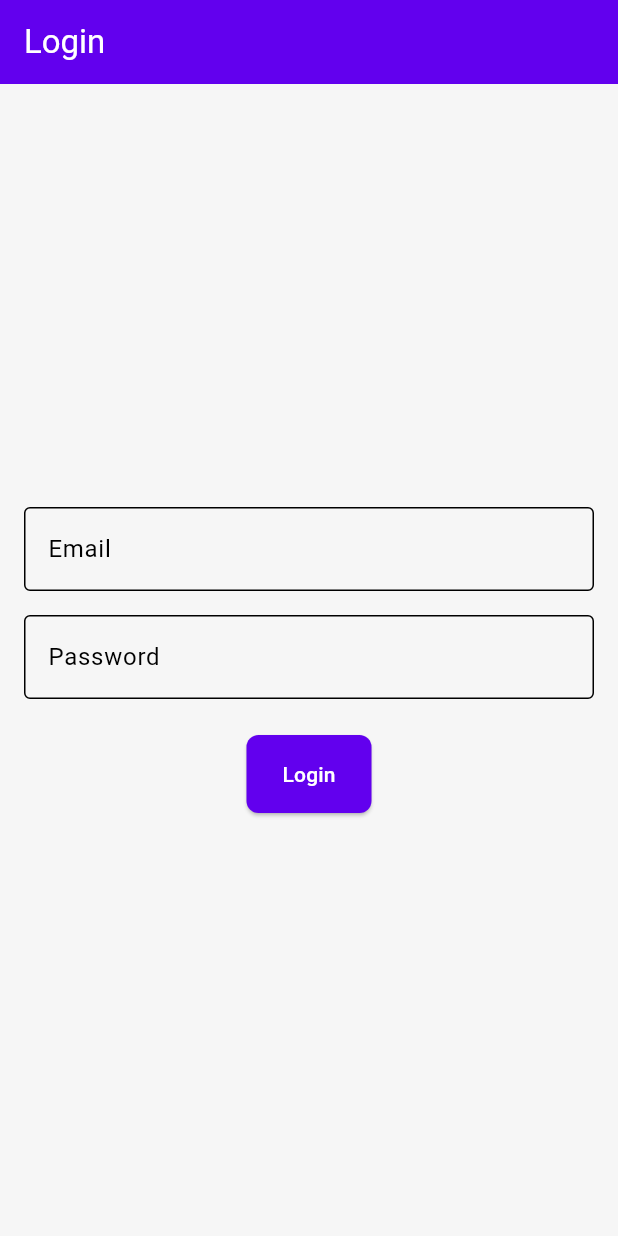
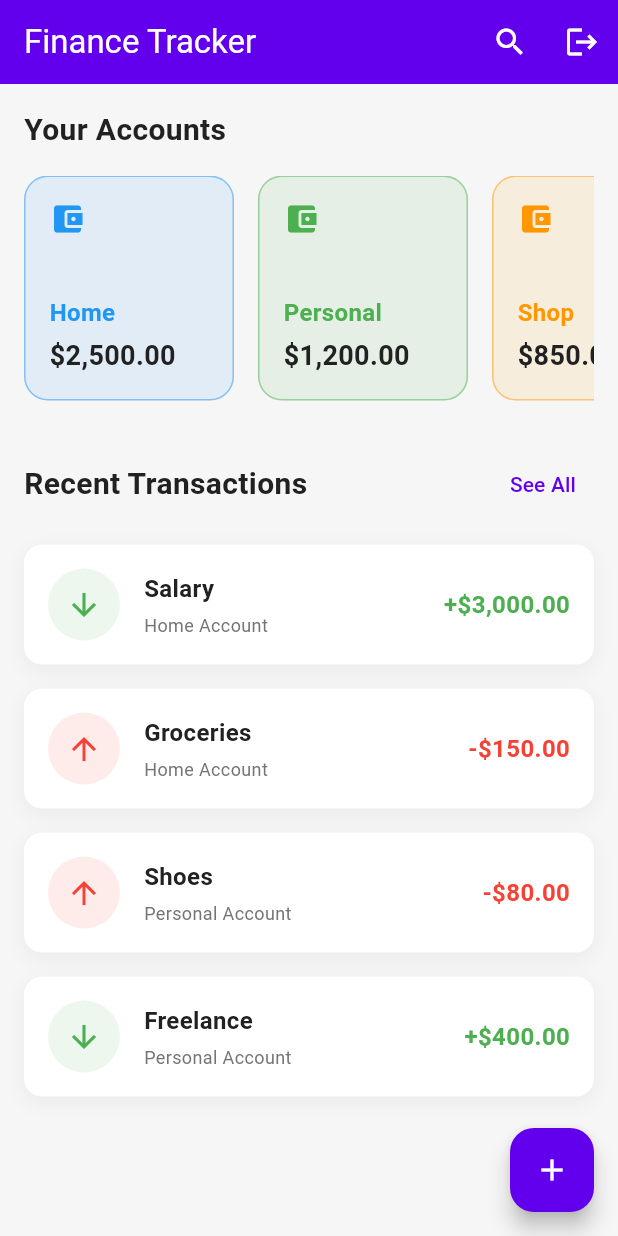
Before and after one commit to Safwank123/finance_tracking_app, a Flutter app: the screen it shows after launch, after a tap on "Login", on a phone screen of 412 x 824 dp. Run offline on Flutter 3.47's test engine with Material 3 defaults, Android fonts, the phone set to English and light mode, and no system bars; our stand-ins replace equatable, flutter_bloc, supabase_flutter; accounts and stored records are empty.

Commit message:
feat: build initial login and home UI mockups

```diff
--- a/lib/config/routes/app_routes.dart
+++ b/lib/config/routes/app_routes.dart
@@ -1,6 +1,7 @@
 import 'package:flutter/material.dart';
 import '../../features/auth/presentation/screens/splash_screen.dart';
 import '../../features/auth/presentation/screens/login_screen.dart';
+import '../../features/home/presentation/screens/home_screen.dart';
 
 class AppRoutes {
   static const String splash = '/';
@@ -13,6 +14,8 @@ class AppRoutes {
         return MaterialPageRoute(builder: (_) => const SplashScreen());
       case login:
         return MaterialPageRoute(builder: (_) => const LoginScreen());
+      case home:
+        return MaterialPageRoute(builder: (_) => const HomeScreen());
       default:
         return MaterialPageRoute(
           builder: (_) => Scaffold(
--- a/lib/config/theme/app_theme.dart
+++ b/lib/config/theme/app_theme.dart
@@ -11,7 +11,6 @@ class AppTheme {
         secondary: AppColors.secondary,
         surface: AppColors.surface,
         error: AppColors.error,
-        background: AppColors.background,
       ),
       appBarTheme: const AppBarTheme(
         backgroundColor: AppColors.primary,
--- a/lib/core/common_widgets/custom_app_button.dart
+++ b/lib/core/common_widgets/custom_app_button.dart
@@ -0,0 +1,46 @@
+import 'package:flutter/material.dart';
+import '../../../config/colors/app_colors.dart';
+
+class CustomAppButton extends StatelessWidget {
+  final String text;
+  final VoidCallback onPressed;
+  final bool isLoading;
+  final Color? color;
+  final Color? textColor;
+
+  const CustomAppButton({
+    super.key,
+    required this.text,
+    required this.onPressed,
+    this.isLoading = false,
+    this.color,
+    this.textColor,
+  });
+
+  @override
+  Widget build(BuildContext context) {
+    return SizedBox(
+      width: double.infinity,
+      height: 50,
+      child: ElevatedButton(
+        style: ElevatedButton.styleFrom(
+          backgroundColor: color ?? AppColors.primary,
+          shape: RoundedRectangleBorder(
+            borderRadius: BorderRadius.circular(12),
+          ),
+        ),
+        onPressed: isLoading ? null : onPressed,
+        child: isLoading
+            ? const CircularProgressIndicator(color: Colors.white)
+            : Text(
+                text,
+                style: TextStyle(
+                  fontSize: 16,
+                  fontWeight: FontWeight.bold,
+                  color: textColor ?? Colors.white,
+                ),
+              ),
+      ),
+    );
+  }
+}
--- a/lib/core/common_widgets/custom_text_field.dart
+++ b/lib/core/common_widgets/custom_text_field.dart
@@ -0,0 +1,44 @@
+import 'package:flutter/material.dart';
+import '../../../config/colors/app_colors.dart';
+
+class CustomTextField extends StatelessWidget {
+  final String label;
+  final TextEditingController controller;
+  final bool obscureText;
+  final TextInputType keyboardType;
+  final Widget? prefixIcon;
+
+  const CustomTextField({
+    super.key,
+    required this.label,
+    required this.controller,
+    this.obscureText = false,
+    this.keyboardType = TextInputType.text,
+    this.prefixIcon,
+  });
+
+  @override
+  Widget build(BuildContext context) {
+    return TextFormField(
+      controller: controller,
+      obscureText: obscureText,
+      keyboardType: keyboardType,
+      decoration: InputDecoration(
+        labelText: label,
+        prefixIcon: prefixIcon,
+        border: OutlineInputBorder(
+          borderRadius: BorderRadius.circular(12),
+          borderSide: const BorderSide(color: AppColors.textSecondary),
+        ),
+        enabledBorder: OutlineInputBorder(
+          borderRadius: BorderRadius.circular(12),
+          borderSide: BorderSide(color: AppColors.textSecondary.withOpacity(0.5)),
+        ),
+        focusedBorder: OutlineInputBorder(
+          borderRadius: BorderRadius.circular(12),
+          borderSide: const BorderSide(color: AppColors.primary),
+        ),
+      ),
+    );
+  }
+}
--- a/lib/features/auth/presentation/bloc/auth_bloc.dart
+++ b/lib/features/auth/presentation/bloc/auth_bloc.dart
@@ -6,7 +6,7 @@ class AuthBloc extends Bloc<AuthEvent, AuthState> {
   AuthBloc() : super(AuthInitial()) {
     on<AppStarted>((event, emit) async {
       emit(AuthLoading());
-      // TODO: Check auth status from Supabase
+
       await Future.delayed(const Duration(seconds: 2));
       emit(AuthUnauthenticated());
     });
--- a/lib/features/auth/presentation/screens/login_screen.dart
+++ b/lib/features/auth/presentation/screens/login_screen.dart
@@ -1,5 +1,11 @@
 import 'package:flutter/material.dart';
+import 'package:flutter_bloc/flutter_bloc.dart';
 import '../../../../config/colors/app_colors.dart';
+import '../../../../config/routes/app_routes.dart';
+import '../../../../core/common_widgets/custom_app_button.dart';
+import '../../../../core/common_widgets/custom_text_field.dart';
+import '../bloc/auth_bloc.dart';
+import '../bloc/auth_event.dart';
 
 class LoginScreen extends StatefulWidget {
   const LoginScreen({super.key});
@@ -13,38 +19,79 @@ class _LoginScreenState extends State<LoginScreen> {
   final _passwordController = TextEditingController();
 
   @override
+  void dispose() {
+    _emailController.dispose();
+    _passwordController.dispose();
+    super.dispose();
+  }
+
+  @override
   Widget build(BuildContext context) {
     return Scaffold(
-      appBar: AppBar(title: const Text('Login')),
-      body: Padding(
-        padding: const EdgeInsets.all(16.0),
+      backgroundColor: AppColors.background,
+      body: SafeArea(
+        child: Padding(
+          padding: const EdgeInsets.symmetric(horizontal: 24.0),
           child: Column(
             mainAxisAlignment: MainAxisAlignment.center,
+            crossAxisAlignment: CrossAxisAlignment.stretch,
             children: [
-            TextField(
-              controller: _emailController,
-              decoration: const InputDecoration(
-                labelText: 'Email',
-                border: OutlineInputBorder(),
+              const Icon(
+                Icons.account_balance_wallet,
+                size: 80,
+                color: AppColors.primary,
+              ),
+              const SizedBox(height: 32),
+              const Text(
+                'Welcome Back!',
+                textAlign: TextAlign.center,
+                style: TextStyle(
+                  fontSize: 28,
+                  fontWeight: FontWeight.bold,
+                  color: AppColors.textPrimary,
                 ),
               ),
+              const SizedBox(height: 8),
+              const Text(
+                'Login to manage your finances',
+                textAlign: TextAlign.center,
+                style: TextStyle(
+                  fontSize: 16,
+                  color: AppColors.textSecondary,
+                ),
+              ),
+              const SizedBox(height: 48),
+              CustomTextField(
+                label: 'Email',
+                controller: _emailController,
+                keyboardType: TextInputType.emailAddress,
+                prefixIcon: const Icon(Icons.email),
+              ),
               const SizedBox(height: 16),
-            TextField(
+              CustomTextField(
+                label: 'Password',
                 controller: _passwordController,
                 obscureText: true,
-              decoration: const InputDecoration(
-                labelText: 'Password',
-                border: OutlineInputBorder(),
+                prefixIcon: const Icon(Icons.lock),
               ),
+              const SizedBox(height: 32),
+              CustomAppButton(
+                text: 'Login',
+                onPressed: () {
+
+                  context.read<AuthBloc>().add(LoggedIn());
+                  Navigator.of(context).pushReplacementNamed(AppRoutes.home);
+                },
               ),
-            const SizedBox(height: 24),
-            ElevatedButton(
+              const SizedBox(height: 16),
+              TextButton(
                 onPressed: () {
-                // TODO: Implement login
+
                 },
-              child: const Text('Login'),
+                child: const Text('Don\'t have an account? Sign Up'),
               ),
             ],
+          ),
         ),
       ),
     );
--- /dev/null
+++ b/lib/features/home/presentation/screens/home_screen.dart
@@ -0,0 +1,218 @@
+import 'package:flutter/material.dart';
+import '../../../../config/colors/app_colors.dart';
+
+class HomeScreen extends StatelessWidget {
+  const HomeScreen({super.key});
+
+  @override
+  Widget build(BuildContext context) {
+    return Scaffold(
+      backgroundColor: AppColors.background,
+      appBar: AppBar(
+        title: const Text('Finance Tracker'),
+        actions: [
+          IconButton(
+            icon: const Icon(Icons.search),
+            onPressed: () {},
+          ),
+          IconButton(
+            icon: const Icon(Icons.logout),
+            onPressed: () {
+              Navigator.of(context).pushReplacementNamed('/login');
+            },
+          ),
+        ],
+      ),
+      body: SafeArea(
+        child: SingleChildScrollView(
+          padding: const EdgeInsets.all(16.0),
+          child: Column(
+            crossAxisAlignment: CrossAxisAlignment.start,
+            children: [
+              const Text(
+                'Your Accounts',
+                style: TextStyle(
+                  fontSize: 20,
+                  fontWeight: FontWeight.bold,
+                  color: AppColors.textPrimary,
+                ),
+              ),
+              const SizedBox(height: 16),
+              SizedBox(
+                height: 150,
+                child: ListView(
+                  scrollDirection: Axis.horizontal,
+                  children: [
+                    _buildAccountCard('Home', '\$2,500.00', Colors.blue),
+                    _buildAccountCard('Personal', '\$1,200.00', Colors.green),
+                    _buildAccountCard('Shop', '\$850.00', Colors.orange),
+                    _buildAddAccountCard(),
+                  ],
+                ),
+              ),
+              const SizedBox(height: 32),
+              Row(
+                mainAxisAlignment: MainAxisAlignment.spaceBetween,
+                children: [
+                  const Text(
+                    'Recent Transactions',
+                    style: TextStyle(
+                      fontSize: 20,
+                      fontWeight: FontWeight.bold,
+                      color: AppColors.textPrimary,
+                    ),
+                  ),
+                  TextButton(
+                    onPressed: () {},
+                    child: const Text('See All'),
+                  ),
+                ],
+              ),
+              const SizedBox(height: 16),
+              _buildTransactionItem('Salary', '\$3,000.00', true, 'Home Account'),
+              _buildTransactionItem('Groceries', '\$150.00', false, 'Home Account'),
+              _buildTransactionItem('Shoes', '\$80.00', false, 'Personal Account'),
+              _buildTransactionItem('Freelance', '\$400.00', true, 'Personal Account'),
+            ],
+          ),
+        ),
+      ),
+      floatingActionButton: FloatingActionButton(
+        onPressed: () {},
+        backgroundColor: AppColors.primary,
+        child: const Icon(Icons.add, color: Colors.white),
+      ),
+    );
+  }
+
+  Widget _buildAccountCard(String title, String amount, Color color) {
+    return Container(
+      width: 140,
+      margin: const EdgeInsets.only(right: 16),
+      padding: const EdgeInsets.all(16),
+      decoration: BoxDecoration(
+        color: color.withValues(alpha:0.1),
+        borderRadius: BorderRadius.circular(16),
+        border: Border.all(color: color.withValues(alpha:0.5)),
+      ),
+      child: Column(
+        crossAxisAlignment: CrossAxisAlignment.start,
+        mainAxisAlignment: MainAxisAlignment.center,
+        children: [
+          Icon(Icons.account_balance_wallet, color: color),
+          const Spacer(),
+          Text(
+            title,
+            style: TextStyle(
+              fontSize: 16,
+              fontWeight: FontWeight.w600,
+              color: color,
+            ),
+          ),
+          const SizedBox(height: 4),
+          Text(
+            amount,
+            style: const TextStyle(
+              fontSize: 18,
+              fontWeight: FontWeight.bold,
+              color: AppColors.textPrimary,
+            ),
+          ),
+        ],
+      ),
+    );
+  }
+
+  Widget _buildAddAccountCard() {
+    return Container(
+      width: 140,
+      margin: const EdgeInsets.only(right: 16),
+      decoration: BoxDecoration(
+        color: Colors.grey.withValues(alpha:0.1),
+        borderRadius: BorderRadius.circular(16),
+        border: Border.all(color: Colors.grey.withValues(alpha:0.3), style: BorderStyle.solid),
+      ),
+      child: const Center(
+        child: Column(
+          mainAxisAlignment: MainAxisAlignment.center,
+          children: [
+            Icon(Icons.add, color: AppColors.textSecondary, size: 32),
+            SizedBox(height: 8),
+            Text(
+              'Add Account',
+              style: TextStyle(
+                color: AppColors.textSecondary,
+                fontWeight: FontWeight.w500,
+              ),
+            ),
+          ],
+        ),
+      ),
+    );
+  }
+
+  Widget _buildTransactionItem(String title, String amount, bool isIncome, String account) {
+    return Container(
+      margin: const EdgeInsets.only(bottom: 16),
+      padding: const EdgeInsets.all(16),
+      decoration: BoxDecoration(
+        color: Colors.white,
+        borderRadius: BorderRadius.circular(12),
+        boxShadow: [
+          BoxShadow(
+            color: Colors.black.withValues(alpha:0.05),
+            blurRadius: 10,
+            offset: const Offset(0, 4),
+          ),
+        ],
+      ),
+      child: Row(
+        children: [
+          Container(
+            padding: const EdgeInsets.all(12),
+            decoration: BoxDecoration(
+              color: isIncome ? Colors.green.withValues(alpha:0.1) : Colors.red.withValues(alpha:0.1),
+              shape: BoxShape.circle,
+            ),
+            child: Icon(
+              isIncome ? Icons.arrow_downward : Icons.arrow_upward,
+              color: isIncome ? Colors.green : Colors.red,
+            ),
+          ),
+          const SizedBox(width: 16),
+          Expanded(
+            child: Column(
+              crossAxisAlignment: CrossAxisAlignment.start,
+              children: [
+                Text(
+                  title,
+                  style: const TextStyle(
+                    fontSize: 16,
+                    fontWeight: FontWeight.bold,
+                    color: AppColors.textPrimary,
+                  ),
+                ),
+                const SizedBox(height: 4),
+                Text(
+                  account,
+                  style: const TextStyle(
+                    fontSize: 12,
+                    color: AppColors.textSecondary,
+                  ),
+                ),
+              ],
+            ),
+          ),
+          Text(
+            '${isIncome ? '+' : '-'}$amount',
+            style: TextStyle(
+              fontSize: 16,
+              fontWeight: FontWeight.bold,
+              color: isIncome ? Colors.green : Colors.red,
+            ),
+          ),
+        ],
+      ),
+    );
+  }
+}
--- a/lib/main.dart
+++ b/lib/main.dart
@@ -8,7 +8,7 @@ import 'features/auth/presentation/bloc/auth_bloc.dart';
 void main() async {
   WidgetsFlutterBinding.ensureInitialized();
 
-  // TODO: Replace with your Supabase URL and Anon Key
+
   await Supabase.initialize(
     url: 'YOUR_SUPABASE_URL',
     anonKey: 'YOUR_SUPABASE_ANON_KEY',
```
Also changed, not shown: 1 other file. Lines whose indentation alone changed are shown as unchanged.
